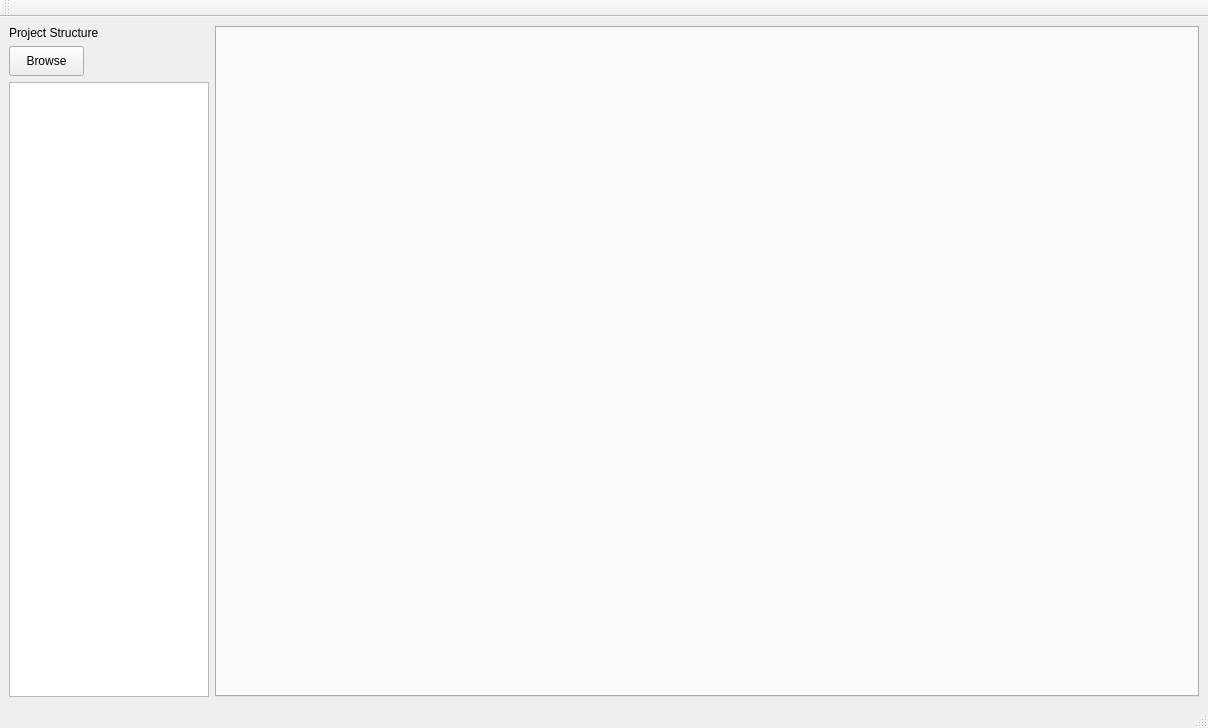
Qt form QSAR-UI/mainwindow.ui (sheMnapion/AI-QSAR) before a commit.
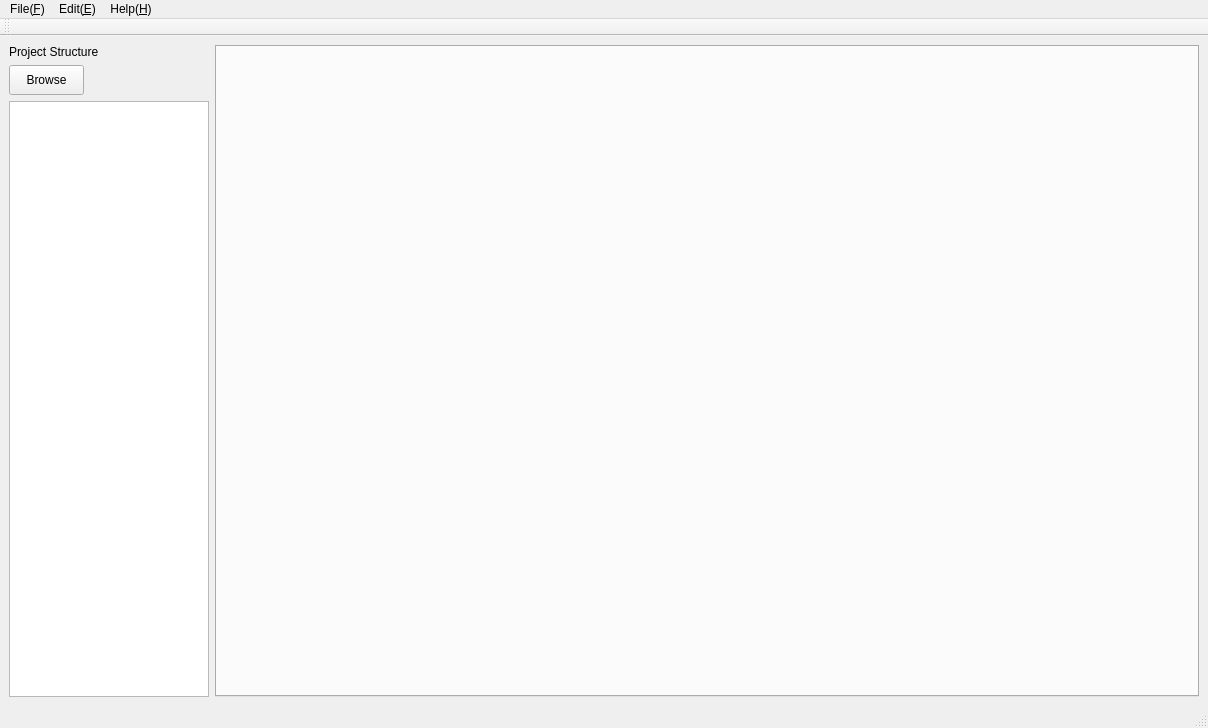
The same form after that commit.

Diff of the .ui file:
```diff
--- a/QSAR-UI/mainwindow.ui
+++ b/QSAR-UI/mainwindow.ui
@@ -112,9 +112,30 @@
      <x>0</x>
      <y>0</y>
      <width>1208</width>
-     <height>22</height>
+     <height>23</height>
     </rect>
    </property>
+   <widget class="QMenu" name="menuFile_F">
+    <property name="title">
+     <string>File(&amp;F)</string>
+    </property>
+    <addaction name="actionOpen_folder_O"/>
+    <addaction name="actionExit_E"/>
+   </widget>
+   <widget class="QMenu" name="menuEdit_E">
+    <property name="title">
+     <string>Edit(&amp;E)</string>
+    </property>
+   </widget>
+   <widget class="QMenu" name="menuHelp_H">
+    <property name="title">
+     <string>Help(&amp;H)</string>
+    </property>
+    <addaction name="actionAbout_A"/>
+   </widget>
+   <addaction name="menuFile_F"/>
+   <addaction name="menuEdit_E"/>
+   <addaction name="menuHelp_H"/>
   </widget>
   <widget class="QStatusBar" name="statusbar"/>
   <widget class="QToolBar" name="toolBar">
```
Left out of the diff: 17 changed lines with no effect on the pictures.
